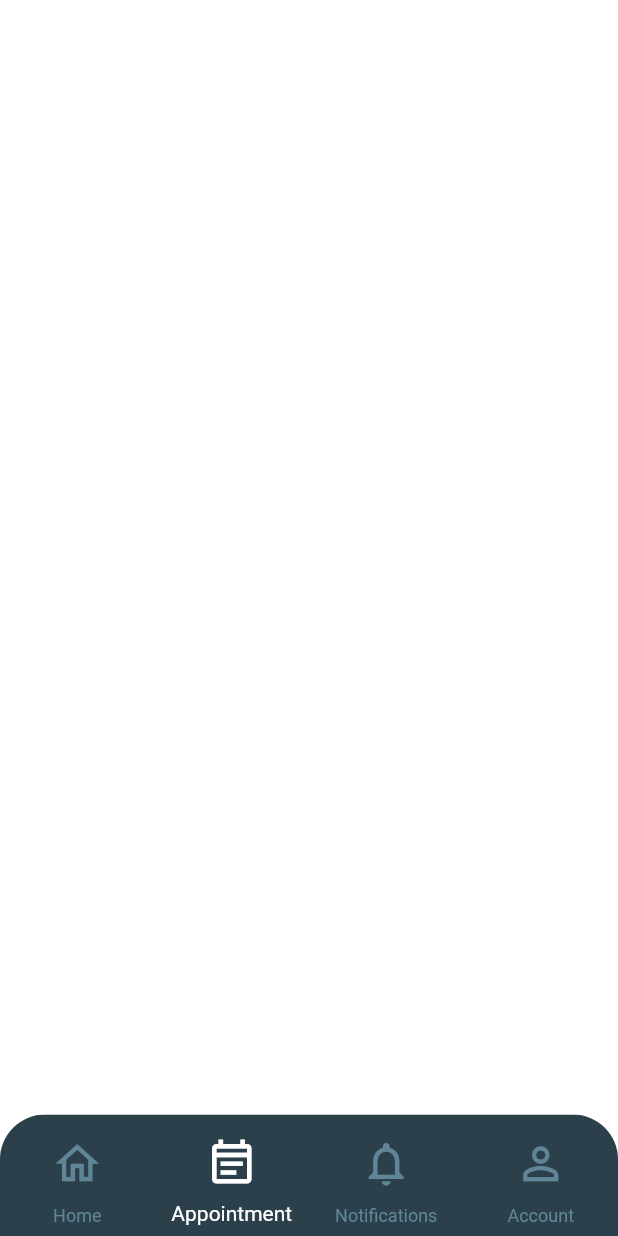
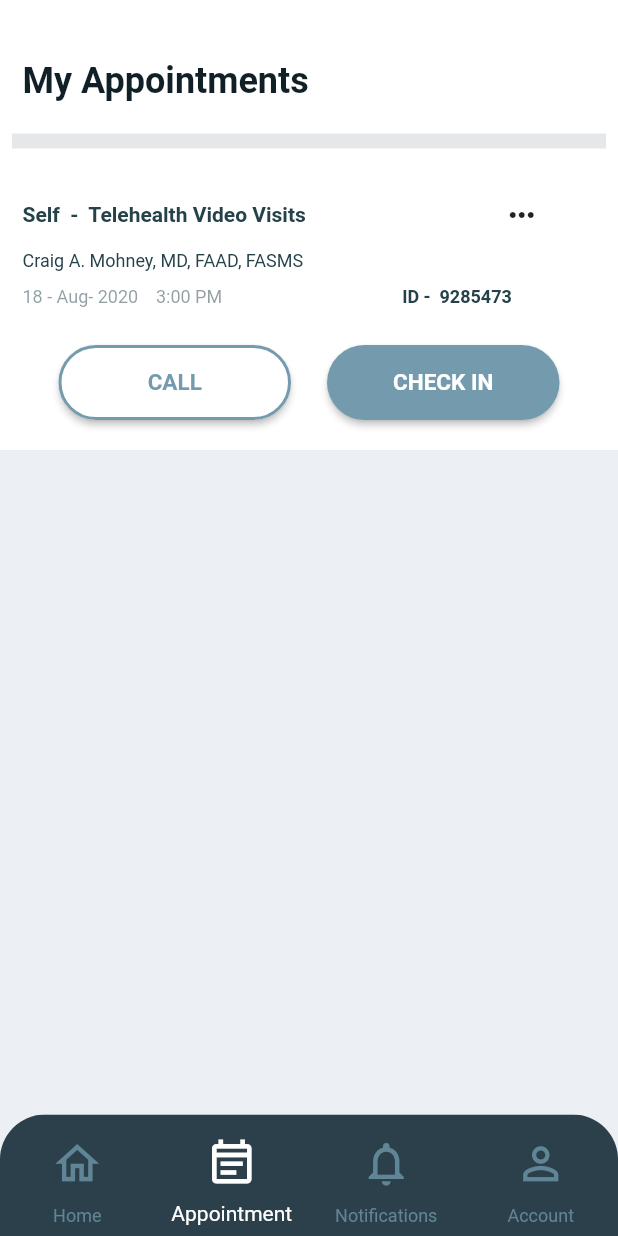
Before and after one commit to Safaanam/app_skin_mate, a Flutter app: the listAppointments screen opened directly, on a phone screen of 412 x 824 dp. Run offline on Flutter 3.47's test engine with Material 2 defaults, Android fonts, the phone set to English and light mode, and no system bars; our stand-ins replace flutter_secure_storage, form_field_validator, geocoding, geolocator, local_auth, shared_preferences; accounts and stored records are empty.

Commit message:
appointments pages updated

```diff
--- a/lib/AppointmentScreens/Models/listAppointments.dart
+++ b/lib/AppointmentScreens/Models/listAppointments.dart
@@ -1,7 +1,10 @@
+import 'package:app_skin_mate/AppointmentScreens/Models/Appointment_bottom.dart';
 import 'package:app_skin_mate/AppointmentScreens/noAppointment.dart';
 import 'package:app_skin_mate/Screens/homePage.dart';
 import 'package:app_skin_mate/homePage_profileScreens/models/Notifications.dart';
 import 'package:app_skin_mate/homePage_profileScreens/userProfile.dart';
+import 'package:flutter/cupertino.dart';
+import 'package:flutter/cupertino.dart';
 import 'package:flutter/cupertino.dart';
 import 'package:flutter/material.dart';
 import 'package:flutter/widgets.dart';
@@ -13,7 +16,13 @@ class listAppointments extends StatefulWidget {
 
 class _listAppointmentsState extends State<listAppointments> {
   int _selectedIndex = 1;
-
+  String name = 'Self';
+  String service = 'Telehealth Video Visits';
+  String docName = 'Craig A. Mohney';
+  String docDesignation = 'MD, FAAD, FASMS';
+  String date = '18 - Aug- 2020';
+  String time = '3:00 PM';
+  String appointmentId = '9285473';
   void _onItemTapped(int i) {
     setState(() {
       _selectedIndex = i;
@@ -22,15 +31,115 @@ class _listAppointmentsState extends State<listAppointments> {
   @override
   Widget build(BuildContext context) {
     return Scaffold(
+      backgroundColor: Color(0xffECEFF3),
       body: SingleChildScrollView(
+        physics: BouncingScrollPhysics(),
         child: Container(
-          color: Color(0xffECEFF3),
+          color: Colors.white,
           child: Column(
             crossAxisAlignment: CrossAxisAlignment.start,
               children: <Widget>[
-              Padding(padding: EdgeInsets.only(top: 40)
+              Padding(padding: EdgeInsets.only(left:15,top: 40),
+                child: Container(
+                  height: 44,
+                  child: Text('My Appointments',
+                    style: TextStyle(
+                        fontWeight: FontWeight.bold,
+                        fontSize: 24.0,
+                        color: Color(0xff112027)
+                    ),
+                  ),
+                ),
+              ),
+              const Divider(height: 20, thickness: 10, indent: 8, endIndent: 8, color: Color(0xffE5E7E9),),
+                ListView.separated(
+                  itemCount: 1,
+                  separatorBuilder: (BuildContext context, int index)
+                  { return Divider(height: 20, thickness: 10, indent: 8, endIndent: 8, color: Color(0xffE5E7E9));},
+                  shrinkWrap: true,
+                  itemBuilder: (context, index){
+                    return Container(
+                      padding: EdgeInsets.fromLTRB(15, 15, 15, 20),
+                        child: Column(
+                          children: [
+                            Row(children: [Text('$name'+'  -  '+'$service',
+                              style: TextStyle(
+                                  fontWeight: FontWeight.bold,
+                                  fontSize: 14.0,
+                                  color: Color(0xff25414A)
+                              ),),
+                              SizedBox(width: 120),
+                              IconButton(icon: Icon(Icons.more_horiz_outlined),
+                                  onPressed: () {
+                                    appointmentBottomSheet(context);
+                                  })
+                            ],),
+                            Row(children: [Text('$docName, '+'$docDesignation',
+                              style: TextStyle(
+                                  fontSize: 12.0,
+                                  color: Color(0xff25414A)
+                              ),),],),
+                            SizedBox(height: 10,),
+                            Row(children: [Text('$date    '+'$time',
+                              style: TextStyle(
+                                fontSize: 12.0,
+                                color: Color(0xff25414A).withOpacity(0.5),
+                              ),),
+                              SizedBox(width: 120),
+                              Text('ID -  '+'$appointmentId',
+                                style: TextStyle(
+                                  fontWeight: FontWeight.bold,
+                                  fontSize: 12.0,
+                                  color: Color(0xff25414A),
+                                ),),
+                            ],),
+                            SizedBox(height: 25,),
+                            Row(
+                              mainAxisAlignment: MainAxisAlignment.spaceEvenly,
+                              children: [
+                                SizedBox(
+                                  width: 155,
+                                  height: 50,
+                                  child: ElevatedButton(
+                                    child: Text('CALL',
+                                      style: TextStyle(
+                                        fontWeight: FontWeight.bold,
+                                        fontSize: 15.0,
+                                        color: Color(0xff749BAD),
+                                      ),),
+                                    style: ElevatedButton.styleFrom(
+                                        side: BorderSide(width: 2.0, color: Color(0xff749BAD),),
+                                        primary: Colors.white,
+                                        shape: RoundedRectangleBorder(
+                                          borderRadius: new BorderRadius.circular(30.0),)),
+                                    onPressed: () {  },
+                                  ),
+                                ),
+                                SizedBox(
+                                  width: 155,
+                                  height: 50,
+                                  child: ElevatedButton(
+                                    child: Text('CHECK IN',style: TextStyle(
+                                      fontWeight: FontWeight.bold,
+                                      fontSize: 15.0,
+                                      color: Color(0xffFFFFFF),
+                                    ),),
+                                    style: ElevatedButton.styleFrom(
+                                        //side: BorderSide(width: 2.0, color: Color(0xff749BAD),),
+                                        primary: Color(0xff749BAD),
+                                        shape: RoundedRectangleBorder(
+                                          borderRadius: new BorderRadius.circular(30.0),)),
+                                    onPressed: () {  },
+                                  ),
+                                ),
+                              ],
+                            ),
+                          ],
+                        ),
 
-              ),
+                    );
+                  }
+                ),
               ]
           ),
         ),
--- a/lib/AppointmentScreens/scheduleAppointment.dart
+++ b/lib/AppointmentScreens/scheduleAppointment.dart
@@ -22,9 +22,7 @@ class _scheduleAppoitmentState extends State<scheduleAppoitment> {
   }
   @override
   Widget build(BuildContext context) {
-
     var selectedId = (ModalRoute.of(context).settings.arguments as Map)["selectedId"];
-
     return Scaffold(
           appBar: AppBar(
             leading: Container(
@@ -111,7 +109,7 @@ class _scheduleAppoitmentState extends State<scheduleAppoitment> {
                                                 image: AssetImage('assets/user_Profile/Daily_Checkup.png'),
                                               ),
                                               Padding(
-                                                padding: const EdgeInsets.only(left: 10.0),
+                                                padding: const EdgeInsets.only(left: 6),
                                                 child: Text("${snapshot.data[index].subserviceType}",
                                                   style: TextStyle(
                                                     fontWeight: FontWeight.bold,
--- a/lib/homePage_profileScreens/userProfile.dart
+++ b/lib/homePage_profileScreens/userProfile.dart
@@ -61,7 +61,6 @@ class _UserProfileState extends State<UserProfile> {
       print('Switch Button is OFF');
     }
   }
-
   @override
   Widget build(BuildContext context) {
     return Scaffold(
```
Also changed, not shown: lib/AppointmentScreens/Models/Appointment_bottom.dart (added, +68 -0 lines).
